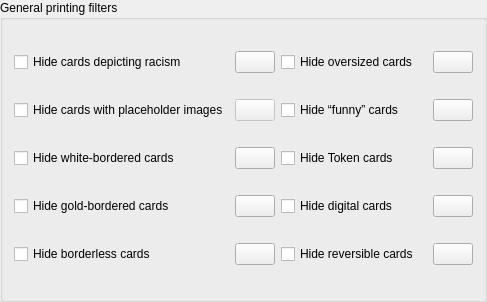
Old version of the form mtg_proxy_printer/resources/ui/settings_window/general_printing_filter.ui in the repository luziferius/MTGProxyPrinter.
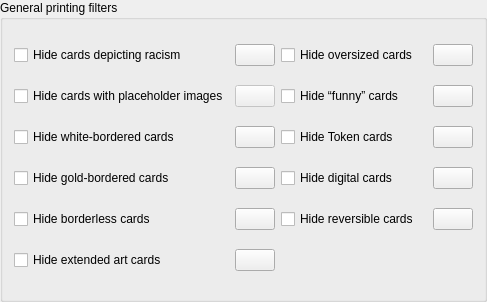
New version of the form. Icons and pictures are not drawn.

Commit message:
Add card filter for extended art cards.
FossilOrigin-Name: f6e1fd46f915e15ce673c003373153ca9518d077d5b57506a837c52338deed02

The edit to the form file:
```diff
--- a/mtg_proxy_printer/resources/ui/settings_window/general_printing_filter.ui
+++ b/mtg_proxy_printer/resources/ui/settings_window/general_printing_filter.ui
@@ -274,6 +274,27 @@
      </property>
     </widget>
    </item>
+   <item row="7" column="1">
+    <widget class="QPushButton" name="view_extended_art_cards">
+     <property name="toolTip">
+      <string>View cards hidden by this filter on the Scryfall website.</string>
+     </property>
+     <property name="icon">
+      <iconset theme="globe"/>
+     </property>
+    </widget>
+   </item>
+   <item row="7" column="0">
+    <widget class="QCheckBox" name="hide_extended_art_cards">
+     <property name="toolTip">
+      <string>Hide cards with artwork extending to the left and right card border.
+Similar to borderless cards, these require higher precision during the cutting process.</string>
+     </property>
+     <property name="text">
+      <string>Hide extended art cards</string>
+     </property>
+    </widget>
+   </item>
   </layout>
  </widget>
  <resources/>
```
Left out of the diff: 182 changed lines with no effect on the pictures. The commit also changes 8 other files.
